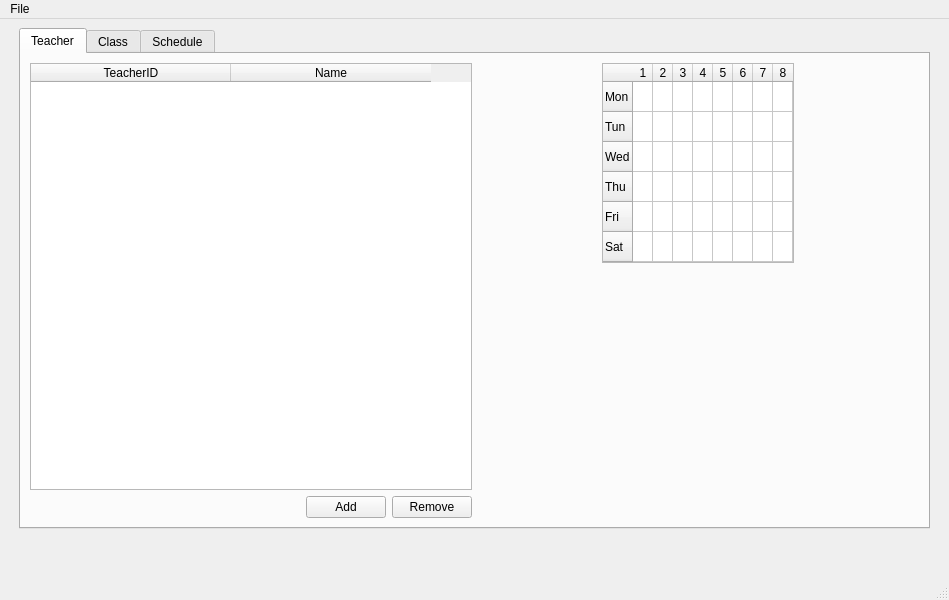
Before: the Qt Designer form mainwindow.ui in imhoiamcat/ScheduleMaker, drawn with Qt 5.
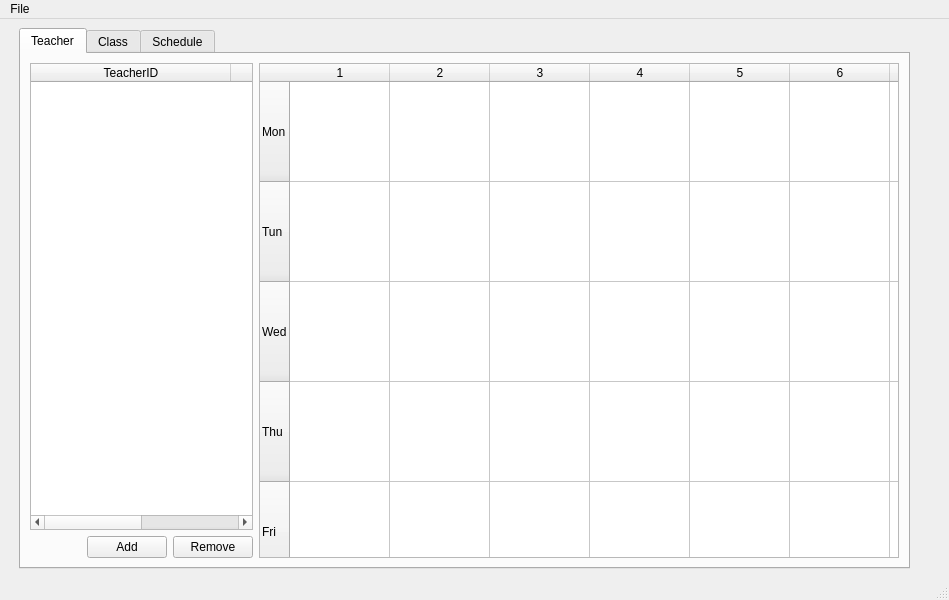
After: the same form once the commit is applied. The open tabs and pages were chosen to show the change.

What changed in the file:
```diff
--- a/mainwindow.ui
+++ b/mainwindow.ui
@@ -14,8 +14,8 @@
    <string>Schedule</string>
   </property>
   <widget class="QWidget" name="centralwidget">
-   <layout class="QGridLayout" name="gridLayout">
-    <item row="0" column="0">
+   <layout class="QHBoxLayout" name="horizontalLayout_5">
+    <item>
      <spacer name="horizontalSpacer">
       <property name="orientation">
        <enum>Qt::Horizontal</enum>
@@ -31,7 +31,7 @@
       </property>
      </spacer>
     </item>
-    <item row="0" column="1">
+    <item>
      <layout class="QVBoxLayout" name="verticalLayout_2">
       <property name="sizeConstraint">
        <enum>QLayout::SetDefaultConstraint</enum>
@@ -48,14 +48,91 @@
          <attribute name="title">
           <string>Teacher</string>
          </attribute>
-         <layout class="QGridLayout" name="gridLayout_11">
-          <item row="0" column="3">
-           <layout class="QVBoxLayout" name="verticalLayout_4">
-            <item alignment="Qt::AlignHCenter|Qt::AlignVCenter">
+         <layout class="QHBoxLayout" name="horizontalLayout_4">
+          <item>
+           <layout class="QVBoxLayout" name="verticalLayout">
+            <item>
+             <layout class="QHBoxLayout" name="horizontalLayout_3"/>
+            </item>
+            <item>
+             <widget class="QTableWidget" name="teacherTableWidget">
+              <property name="sizePolicy">
+               <sizepolicy hsizetype="Expanding" vsizetype="Expanding">
+                <horstretch>0</horstretch>
+                <verstretch>0</verstretch>
+               </sizepolicy>
+              </property>
+              <property name="sizeAdjustPolicy">
+               <enum>QAbstractScrollArea::AdjustToContents</enum>
+              </property>
+              <property name="selectionMode">
+               <enum>QAbstractItemView::SingleSelection</enum>
+              </property>
+              <property name="selectionBehavior">
+               <enum>QAbstractItemView::SelectRows</enum>
+              </property>
+              <property name="columnCount">
+               <number>2</number>
+              </property>
+              <attribute name="horizontalHeaderDefaultSectionSize">
+               <number>200</number>
+              </attribute>
+              <attribute name="horizontalHeaderStretchLastSection">
+               <bool>false</bool>
+              </attribute>
+              <attribute name="verticalHeaderVisible">
+               <bool>false</bool>
+              </attribute>
+              <column>
+               <property name="text">
+                <string>TeacherID</string>
+               </property>
+              </column>
+              <column>
+               <property name="text">
+                <string>Name</string>
+               </property>
+              </column>
+             </widget>
+            </item>
+            <item>
+             <layout class="QHBoxLayout" name="horizontalLayout">
+              <item>
+               <spacer name="horizontalSpacer_4">
+                <property name="orientation">
+                 <enum>Qt::Horizontal</enum>
+                </property>
+                <property name="sizeHint" stdset="0">
+                 <size>
+                  <width>40</width>
+                  <height>20</height>
+                 </size>
+                </property>
+               </spacer>
+              </item>
+              <item>
+               <widget class="QPushButton" name="pushButton">
+                <property name="text">
+                 <string>Add</string>
+                </property>
+               </widget>
+              </item>
+              <item>
+               <widget class="QPushButton" name="pushButton_2">
+                <property name="text">
+                 <string>Remove</string>
+                </property>
+               </widget>
+              </item>
+             </layout>
+            </item>
+           </layout>
+          </item>
+          <item>
              <widget class="QTableWidget" name="teacherTimeTableWidget">
               <property name="maximumSize">
                <size>
-                <width>401</width>
+              <width>1000</width>
                 <height>16777215</height>
                </size>
               </property>
@@ -69,13 +146,19 @@
                <enum>QAbstractScrollArea::AdjustToContents</enum>
               </property>
               <attribute name="horizontalHeaderMinimumSectionSize">
-               <number>10</number>
+             <number>100</number>
               </attribute>
               <attribute name="horizontalHeaderDefaultSectionSize">
-               <number>20</number>
+             <number>100</number>
+            </attribute>
+            <attribute name="verticalHeaderCascadingSectionResizes">
+             <bool>true</bool>
               </attribute>
               <attribute name="verticalHeaderMinimumSectionSize">
-               <number>10</number>
+             <number>100</number>
+            </attribute>
+            <attribute name="verticalHeaderDefaultSectionSize">
+             <number>100</number>
               </attribute>
               <row>
                <property name="text">
@@ -147,114 +230,15 @@
                 <string>8</string>
                </property>
               </column>
-             </widget>
-            </item>
-            <item>
-             <spacer name="verticalSpacer_3">
-              <property name="orientation">
-               <enum>Qt::Vertical</enum>
-              </property>
-              <property name="sizeHint" stdset="0">
-               <size>
-                <width>20</width>
-                <height>40</height>
-               </size>
-              </property>
-             </spacer>
-            </item>
-           </layout>
-          </item>
-          <item row="2" column="3">
-           <spacer name="horizontalSpacer_5">
-            <property name="orientation">
-             <enum>Qt::Horizontal</enum>
-            </property>
-            <property name="sizeHint" stdset="0">
-             <size>
-              <width>40</width>
-              <height>20</height>
-             </size>
-            </property>
-           </spacer>
-          </item>
-          <item row="0" column="1">
-           <widget class="QTableWidget" name="teacherTableWidget">
-            <property name="sizeAdjustPolicy">
-             <enum>QAbstractScrollArea::AdjustToContents</enum>
-            </property>
-            <property name="selectionMode">
-             <enum>QAbstractItemView::SingleSelection</enum>
-            </property>
-            <property name="selectionBehavior">
-             <enum>QAbstractItemView::SelectRows</enum>
-            </property>
-            <property name="columnCount">
-             <number>2</number>
-            </property>
-            <attribute name="horizontalHeaderDefaultSectionSize">
-             <number>200</number>
-            </attribute>
-            <attribute name="verticalHeaderVisible">
-             <bool>false</bool>
-            </attribute>
-            <column>
+            <item row="0" column="0">
              <property name="text">
-              <string>TeacherID</string>
+              <string/>
              </property>
-            </column>
-            <column>
-             <property name="text">
-              <string>Name</string>
+             <property name="flags">
+              <set>ItemIsUserCheckable|ItemIsEnabled</set>
              </property>
-            </column>
-           </widget>
-          </item>
-          <item row="2" column="1">
-           <layout class="QHBoxLayout" name="horizontalLayout">
-            <item>
-             <layout class="QVBoxLayout" name="verticalLayout">
-              <item>
-               <layout class="QHBoxLayout" name="horizontalLayout_3">
-                <item>
-                 <layout class="QVBoxLayout" name="verticalLayout_3">
-                  <item>
-                   <layout class="QHBoxLayout" name="horizontalLayout_5">
-                    <item>
-                     <spacer name="horizontalSpacer_4">
-                      <property name="orientation">
-                       <enum>Qt::Horizontal</enum>
-                      </property>
-                      <property name="sizeHint" stdset="0">
-                       <size>
-                        <width>40</width>
-                        <height>20</height>
-                       </size>
-                      </property>
-                     </spacer>
-                    </item>
-                    <item>
-                     <widget class="QPushButton" name="pushButton">
-                      <property name="text">
-                       <string>Add</string>
-                      </property>
-                     </widget>
-                    </item>
-                    <item>
-                     <widget class="QPushButton" name="pushButton_2">
-                      <property name="text">
-                       <string>Remove</string>
-                      </property>
-                     </widget>
-                    </item>
-                   </layout>
-                  </item>
-                 </layout>
-                </item>
-               </layout>
-              </item>
-             </layout>
-            </item>
-           </layout>
+            </item>
+           </widget>
           </item>
          </layout>
         </widget>
@@ -631,23 +615,7 @@
       </item>
      </layout>
     </item>
-    <item row="0" column="2">
-     <spacer name="horizontalSpacer_2">
-      <property name="orientation">
-       <enum>Qt::Horizontal</enum>
-      </property>
-      <property name="sizeType">
-       <enum>QSizePolicy::Fixed</enum>
-      </property>
-      <property name="sizeHint" stdset="0">
-       <size>
-        <width>10</width>
-        <height>20</height>
-       </size>
-      </property>
-     </spacer>
-    </item>
-    <item row="1" column="1">
+    <item>
      <spacer name="verticalSpacer">
       <property name="orientation">
        <enum>Qt::Vertical</enum>
@@ -663,6 +631,22 @@
       </property>
      </spacer>
     </item>
+    <item>
+     <spacer name="horizontalSpacer_2">
+      <property name="orientation">
+       <enum>Qt::Horizontal</enum>
+      </property>
+      <property name="sizeType">
+       <enum>QSizePolicy::Fixed</enum>
+      </property>
+      <property name="sizeHint" stdset="0">
+       <size>
+        <width>10</width>
+        <height>20</height>
+       </size>
+      </property>
+     </spacer>
+    </item>
    </layout>
   </widget>
   <widget class="QMenuBar" name="menubar">
```
Left out of the diff: 11 changed lines with no effect on the pictures. Lines whose indentation alone changed are shown as unchanged.
